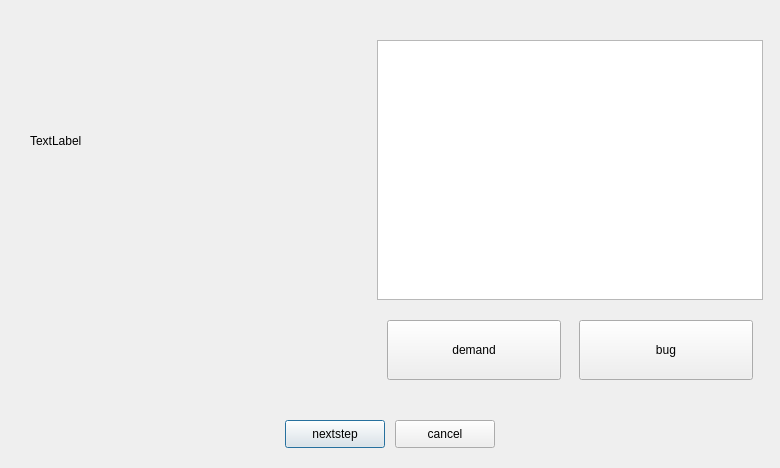
This is zentaopreview.ui in easysoft/zenshot as Qt 5 draws it before an edit. The edited form follows.
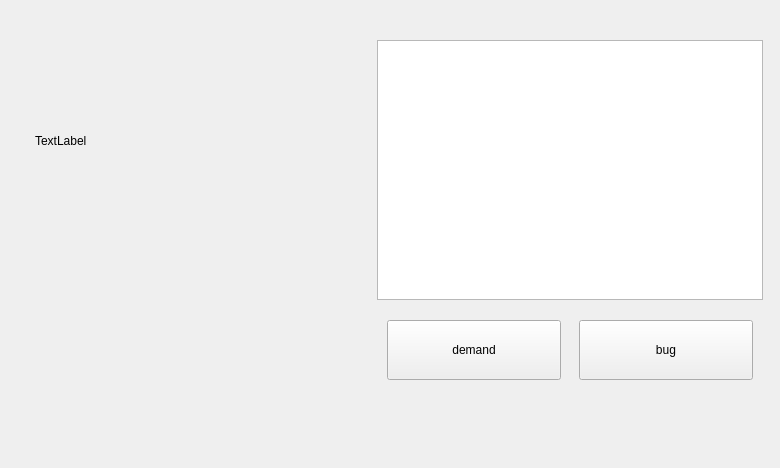
This is the edited form.

```diff
--- a/zentaopreview.ui
+++ b/zentaopreview.ui
@@ -1,7 +1,7 @@
 <?xml version="1.0" encoding="UTF-8"?>
 <ui version="4.0">
- <class>ZTPreviewDlg</class>
- <widget class="QDialog" name="ZTPreviewDlg">
+ <class>ZTPreview</class>
+ <widget class="QWidget" name="ZTPreview">
   <property name="geometry">
    <rect>
     <x>0</x>
@@ -13,36 +13,10 @@
   <property name="windowTitle">
    <string>zentaopreview</string>
   </property>
-  <widget class="QPushButton" name="btnOkay">
-   <property name="geometry">
-    <rect>
-     <x>285</x>
-     <y>420</y>
-     <width>100</width>
-     <height>28</height>
-    </rect>
-   </property>
-   <property name="text">
-    <string>nextstep</string>
-   </property>
-  </widget>
-  <widget class="QPushButton" name="btnCancel">
-   <property name="geometry">
-    <rect>
-     <x>395</x>
-     <y>420</y>
-     <width>100</width>
-     <height>28</height>
-    </rect>
-   </property>
-   <property name="text">
-    <string>cancel</string>
-   </property>
-  </widget>
   <widget class="QLabel" name="imgview">
    <property name="geometry">
     <rect>
-     <x>30</x>
+     <x>35</x>
      <y>50</y>
      <width>297</width>
      <height>181</height>
@@ -52,6 +26,29 @@
     <string>TextLabel</string>
    </property>
   </widget>
+  <widget class="QLabel" name="labelSeparation">
+   <property name="geometry">
+    <rect>
+     <x>355</x>
+     <y>0</y>
+     <width>1</width>
+     <height>380</height>
+    </rect>
+   </property>
+   <property name="text">
+    <string/>
+   </property>
+  </widget>
+  <widget class="QListView" name="listView">
+   <property name="geometry">
+    <rect>
+     <x>377</x>
+     <y>40</y>
+     <width>386</width>
+     <height>260</height>
+    </rect>
+   </property>
+  </widget>
   <widget class="QPushButton" name="btnDemand">
    <property name="geometry">
     <rect>
@@ -78,29 +75,6 @@
     <string>bug</string>
    </property>
   </widget>
-  <widget class="QListView" name="listView">
-   <property name="geometry">
-    <rect>
-     <x>377</x>
-     <y>40</y>
-     <width>386</width>
-     <height>260</height>
-    </rect>
-   </property>
-  </widget>
-  <widget class="QLabel" name="labelSeparation">
-   <property name="geometry">
-    <rect>
-     <x>350</x>
-     <y>0</y>
-     <width>1</width>
-     <height>380</height>
-    </rect>
-   </property>
-   <property name="text">
-    <string/>
-   </property>
-  </widget>
  </widget>
  <resources/>
  <connections/>
```
Left out of the diff: 2 changed lines with no effect on the pictures.
